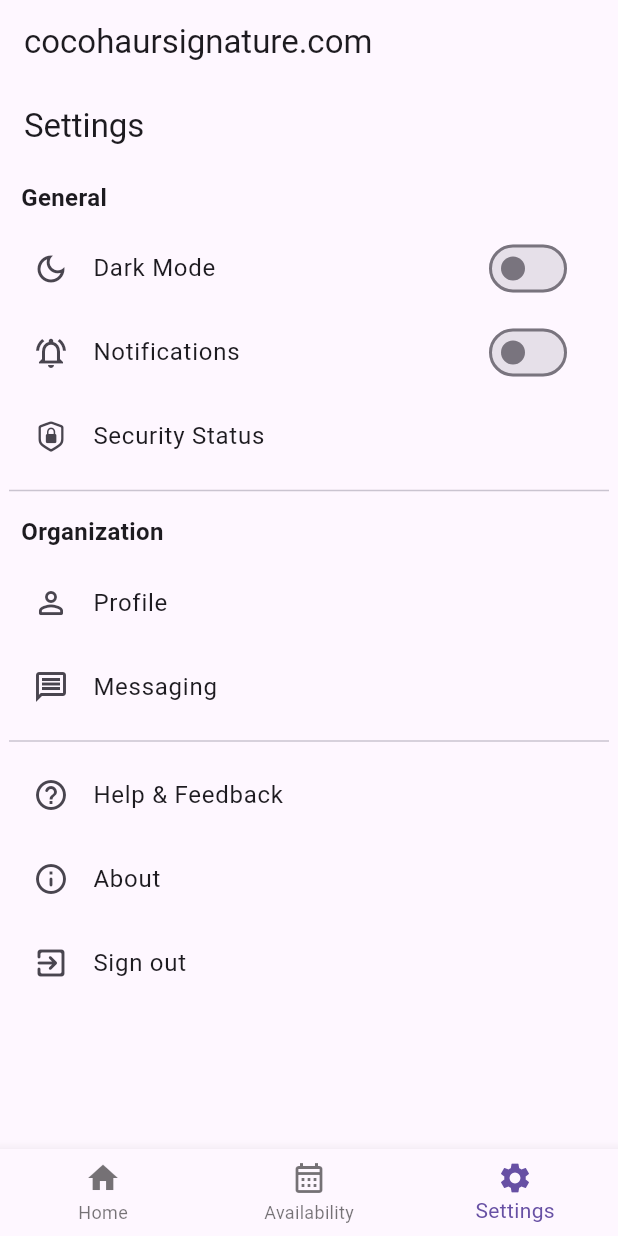
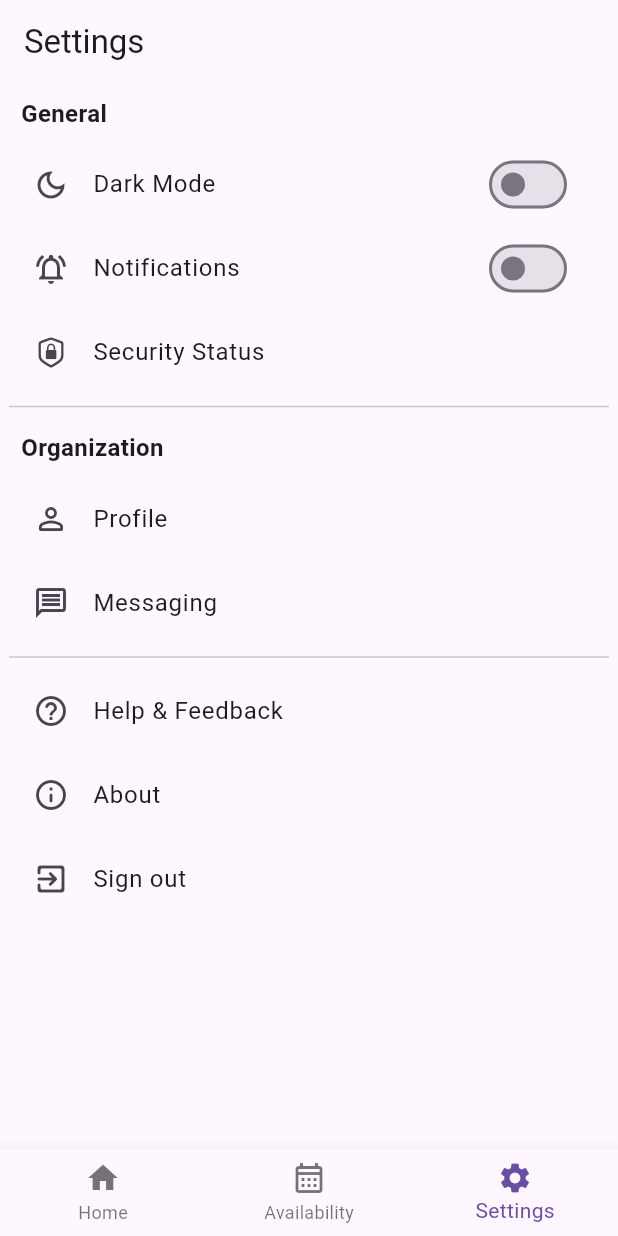
Before and after one commit to toballz/hairsalon_template_flutter, a Flutter app: the screen it shows after launch, item 3 of the bottom bar chosen, on a phone screen of 412 x 824 dp. Run offline on Flutter 3.47's test engine with Material 3 defaults, Android fonts, the phone set to English and light mode, and no system bars; our stand-ins replace calendar_date_picker2; network calls fail.

Commit message:
5/2/2024
5/2/2024

```diff
--- a/lib/index.dart
+++ b/lib/index.dart
@@ -59,9 +59,9 @@ class IndexPageState extends State<IndexPage> {
               if (uniDifference.isNotEmpty) {
                 await Tools.httpPost({
                   'v': '1',
-                  'getDatesAppointments': '2',
+                  'getDatesAppointmentsSpecDate': '2',
                   'dateFrom':
-                      "${uniDifference[0]!.year}-${uniDifference[0]!.month}-${uniDifference[0]!.day}"
+                      "${uniDifference[0]!.year}${uniDifference[0]!.month.toString().padLeft(2, '0')}${uniDifference[0]!.day.toString().padLeft(2, '0')}"
                 }).then((value) {
                   setState(() {
                     items = jsonDecode(value.body);
@@ -81,8 +81,9 @@ class IndexPageState extends State<IndexPage> {
 
     Tools.httpPost({
       'v': '1',
-      'getDatesAppointments': '2',
-      'dateFrom': "${today.year}-${today.month}-${today.day}"
+      'getDatesAppointmentsMoreThanDate': '2',
+      'dateFrom':
+          "${today.year}${today.month.toString().padLeft(2, '0')}${today.day.toString().padLeft(2, '0')}"
     }).then((value) {
       setState(() {
         print("eeee-init ${value.body}");
--- a/lib/main.dart
+++ b/lib/main.dart
@@ -1,9 +1,8 @@
 import 'package:flutter/material.dart';
 import 'package:webclient/calendar.dart';
+import 'package:webclient/h.dart';
 import 'package:webclient/index.dart';
 import 'package:webclient/settings.dart';
-
-import 'h.dart';
 
 void main() {
   runApp(const MyApp());
@@ -50,7 +49,7 @@ class MyHomePageState extends State<MyHomePage> {
                 flexibleSpace: FlexibleSpaceBar(
                     centerTitle: false,
                     collapseMode: CollapseMode.parallax,
-                    title: const Text("Welcome",
+                    title: Text("Welcome ${Site.domain}",
                         textAlign: TextAlign.center,
                         style: TextStyle(color: Colors.white, fontSize: 16.0)),
                     background: Image.network(
@@ -76,9 +75,6 @@ class MyHomePageState extends State<MyHomePage> {
   @override
   Widget build(BuildContext context) {
     return Scaffold(
-      appBar: AppBar(
-        title: Text(Site.domain),
-      ),
       body: Center(
         child: _widgetOptions.elementAt(_selectedIndex),
       ),
```
